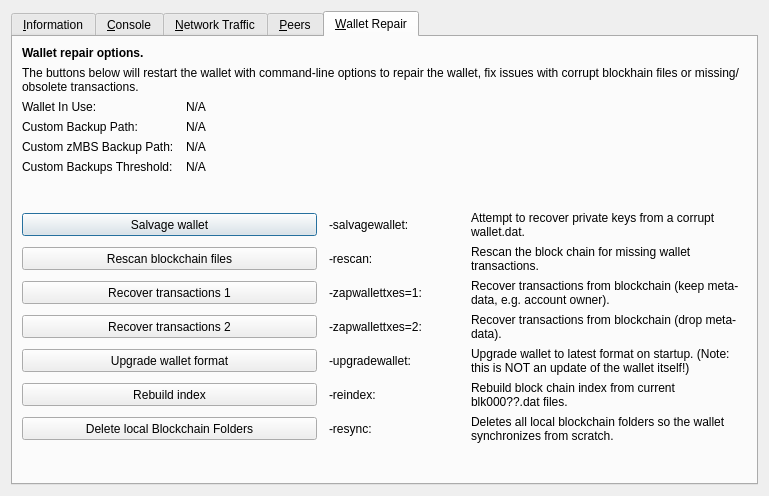
The window that src/qt/forms/rpcconsole.ui (mobistake/MBS) describes before a commit, drawn with Qt 5.
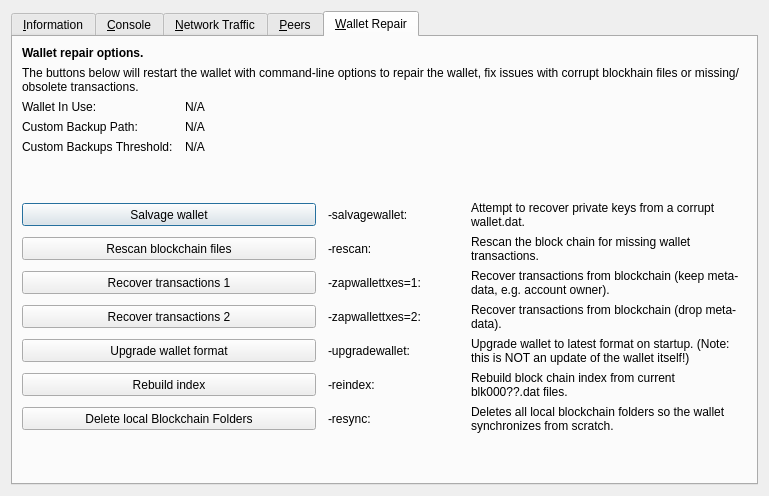
The same window after the commit. The open tabs and pages were chosen to show the change. Icons and pictures are not drawn. Custom widgets are drawn as their Qt base class.

```diff
--- a/src/qt/forms/rpcconsole.ui
+++ b/src/qt/forms/rpcconsole.ui
@@ -1327,35 +1327,6 @@
          </property>
         </widget>
        </item>
-       <item row="4" column="0">
-        <widget class="QLabel" name="wallet_customzpivbackuppath_label">
-         <property name="visible">
-          <bool>false</bool>
-         </property>
-         <property name="text">
-          <string>Custom zMBS Backup Path:</string>
-         </property>
-        </widget>
-       </item>
-       <item row="4" column="1" colspan="3">
-        <widget class="QLabel" name="wallet_customzpivbackuppath">
-         <property name="cursor">
-          <cursorShape>IBeamCursor</cursorShape>
-         </property>
-         <property name="visible">
-          <bool>false</bool>
-         </property>
-         <property name="text">
-          <string>N/A</string>
-         </property>
-         <property name="textFormat">
-          <enum>Qt::PlainText</enum>
-         </property>
-         <property name="textInteractionFlags">
-          <set>Qt::LinksAccessibleByMouse|Qt::TextSelectableByKeyboard|Qt::TextSelectableByMouse</set>
-         </property>
-        </widget>
-       </item>
        <item row="5" column="0">
         <widget class="QLabel" name="wallet_custombackupthreshold_label">
          <property name="visible">
```
